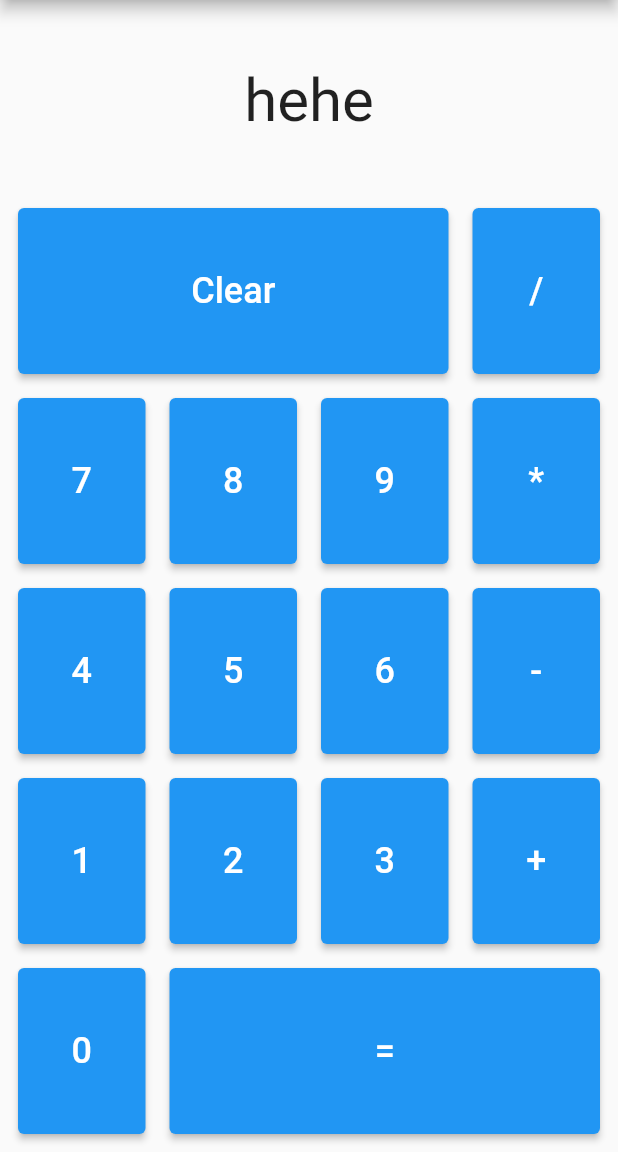
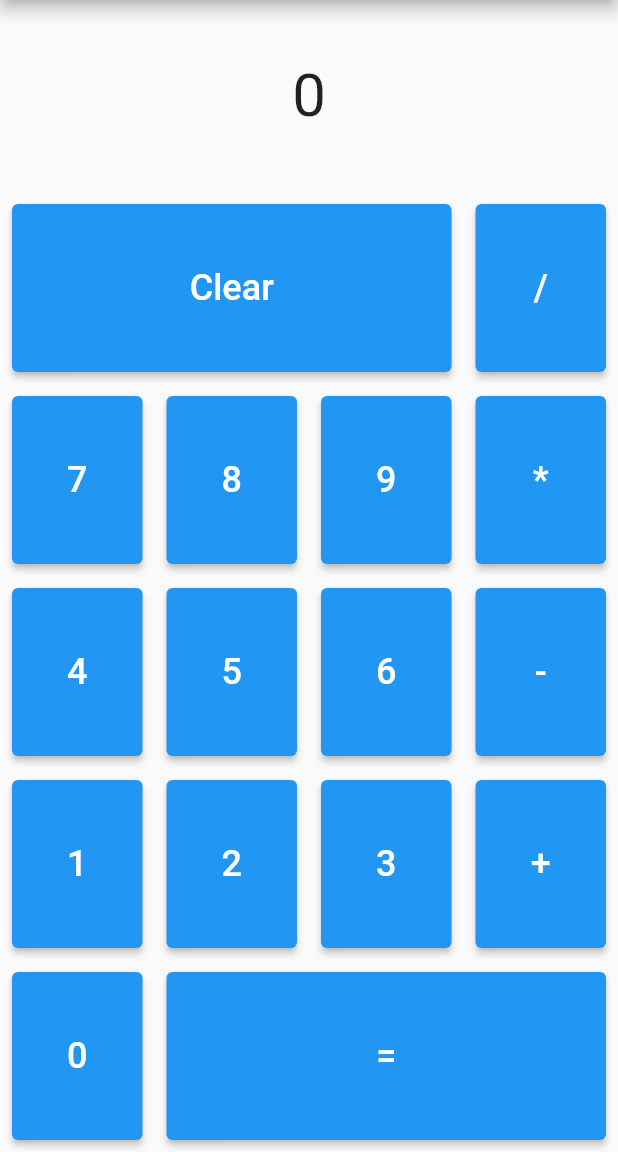
Before and after one commit to mvanbraeckel/flutter_labs_4030, a Flutter app: the screen it shows after launch, on a phone screen of 412 x 824 dp, the part 84-1236 px from its top. Run offline on Flutter 3.47's test engine with Material 2 defaults, Android fonts, the phone set to English and light mode, and no system bars; our stand-ins replace google_fonts.

Commit message:
finished lab 3 and recorded submission video

```diff
--- a/Lab03_CIS4030/mitchell_vanbraeckel_lab_three_b/lib/main.dart
+++ b/Lab03_CIS4030/mitchell_vanbraeckel_lab_three_b/lib/main.dart
@@ -32,7 +32,6 @@ class MyHomePage extends StatefulWidget {
 class _MyHomePageState extends State<MyHomePage> {
 
   // Attributes
-  String _screenText = "hehe";
 
   @override
   Widget build(BuildContext context) {
@@ -41,9 +40,82 @@ class _MyHomePageState extends State<MyHomePage> {
         title: Text(widget.title),
       ),
       body: SafeArea(
-        minimum: EdgeInsets.all(4.0),
         child: Center(
-          child: Column(
+          child: CalcBody(),
+        ),
+      ),
+    );
+  }
+}
+
+class CalcBody extends StatefulWidget {
+  const CalcBody({Key? key}) : super(key: key);
+
+  @override
+  State<CalcBody> createState() => _CalcBodyState();
+}
+
+class _CalcBodyState extends State<CalcBody> {
+
+  // Attributes
+  String _screenText = "0";
+  String num1 = "0";
+  String operator = "";
+  String num2 = "0";
+  bool firstDigit = true;
+  bool operationsDisabled = false;
+
+  void _selectButton(String btnText) {
+    if(btnText == "Clear") {
+      _screenText = "0";
+      num1 = "0";
+      operator = "";
+      num2 = "0";
+      firstDigit = true;
+      operationsDisabled = false;
+    } else if(btnText == "/" || btnText == "*" || btnText == "-" || btnText == "+") {
+      _screenText += btnText;
+      operator = btnText;
+      operationsDisabled = true;
+    } else if(btnText == "=") {
+      if(operator == "/") {
+        _screenText = "${double.parse(num1) / double.parse(num2)}";
+      } else if(operator == "*") {
+        _screenText = "${double.parse(num1) * double.parse(num2)}";
+      } else if(operator == "-") {
+        _screenText = "${double.parse(num1) - double.parse(num2)}";
+      } else if(operator == "+") {
+        _screenText = "${double.parse(num1) + double.parse(num2)}";
+      }
+      debugPrint("ans=$_screenText");
+
+      num1 = _screenText;
+      operator = "";
+      num2 = "0";
+      operationsDisabled = false;
+    } else {
+      if(firstDigit && operator == "") {
+        _screenText = btnText;
+        firstDigit = false;
+      } else {
+        _screenText += btnText;
+      }
+
+      if(!operationsDisabled) {
+        num1 += btnText;
+        debugPrint("num1=$num1");
+      } else {
+        num2 += btnText;
+        debugPrint("num2=$num2");
+      }
+    }
+
+    setState(() {});
+  }
+
+  @override
+  Widget build(BuildContext context) {
+    return Column(
       mainAxisAlignment: MainAxisAlignment.center,
       children: <Widget>[
         Expanded(
@@ -65,20 +137,16 @@ class _MyHomePageState extends State<MyHomePage> {
             ],
           ),
         ),
-              _buildRow([const Button(flex: 3, btnText: "Clear"), const Button(flex: 1, btnText: "/")]),
-              _buildRow([const Button(flex: 1, btnText: "7"), const Button(flex: 1, btnText: "8"), const Button(flex: 1, btnText: "9"), const Button(flex: 1, btnText: "*")]),
-              _buildRow([const Button(flex: 1, btnText: "4"), const Button(flex: 1, btnText: "5"), const Button(flex: 1, btnText: "6"), const Button(flex: 1, btnText: "-")]),
-              _buildRow([const Button(flex: 1, btnText: "1"), const Button(flex: 1, btnText: "2"), const Button(flex: 1, btnText: "3"), const Button(flex: 1, btnText: "+")]),
-              _buildRow([const Button(flex: 1, btnText: "0"), const Button(flex: 3, btnText: "=")]),
+        _buildRow([_buildCalculatorButton(3, "Clear"), _buildCalculatorButton(1, "/", opBtn: true)]),
+        _buildRow([_buildCalculatorButton(1, "7"), _buildCalculatorButton(1, "8"), _buildCalculatorButton(1, "9"), _buildCalculatorButton(1, "*", opBtn: true)]),
+        _buildRow([_buildCalculatorButton(1, "4"), _buildCalculatorButton(1, "5"), _buildCalculatorButton(1, "6"), _buildCalculatorButton(1, "-", opBtn: true)]),
+        _buildRow([_buildCalculatorButton(1, "1"), _buildCalculatorButton(1, "2"), _buildCalculatorButton(1, "3"), _buildCalculatorButton(1, "+", opBtn: true)]),
+        _buildRow([_buildCalculatorButton(1, "0"), _buildCalculatorButton(3, "=")]),
       ],
-          ),
-        ),
-      ),
-
     );
   }
 
-  Expanded _buildRow(List<Button> btnList) {
+  Expanded _buildRow(List<Flexible> btnList) {
     return Expanded(
       child: Row(
         mainAxisAlignment: MainAxisAlignment.center,
@@ -88,45 +156,23 @@ class _MyHomePageState extends State<MyHomePage> {
       ),
     );
   }
-}
 
-class Button extends StatefulWidget {
-  final String btnText;
-  final int flex;
-  const Button({Key? key, required this.flex, required this.btnText}) : super(key: key);
-
-  @override
-  State<Button> createState() => _ButtonState();
-}
-
-class _ButtonState extends State<Button> {
-
-  // Attributes
-
-  // void _selectBox() {
-  //
-  //   setState(() {
-  //
-  //   });
-  // }
-
-  @override
-  Widget build(BuildContext context) {
-    return Flexible(
-      flex: widget.flex,
+  Flexible _buildCalculatorButton(int flex, String btnText, {bool opBtn = false}) => Flexible(
+    flex: flex,
     fit: FlexFit.tight,
     child: Padding(
       padding: const EdgeInsets.all(8.0),
       child: SizedBox.expand(
         child: ElevatedButton(
-            onPressed: () {},
+          onPressed: opBtn && operationsDisabled ? null : () {
+            _selectButton(btnText);
+          },
           child: Text(
-              widget.btnText,
+            btnText,
             style: const TextStyle(fontSize: 24),
           ),
         ),
       ),
-      ),
+    )
   );
 }
-}
```
Also changed, not shown: 1 other file. Lines whose indentation alone changed are shown as unchanged.
